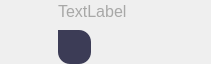
First picture: the form in UI/ChatPageC2CTextItem.ui, repository zhaopan06/AudioTool, before the edit.
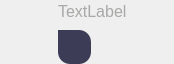
Second picture: the form after the edit. Custom widgets are drawn as their Qt base class.

```diff
--- a/UI/ChatPageC2CTextItem.ui
+++ b/UI/ChatPageC2CTextItem.ui
@@ -6,7 +6,7 @@
    <rect>
     <x>0</x>
     <y>0</y>
-    <width>211</width>
+    <width>174</width>
     <height>64</height>
    </rect>
   </property>
```
